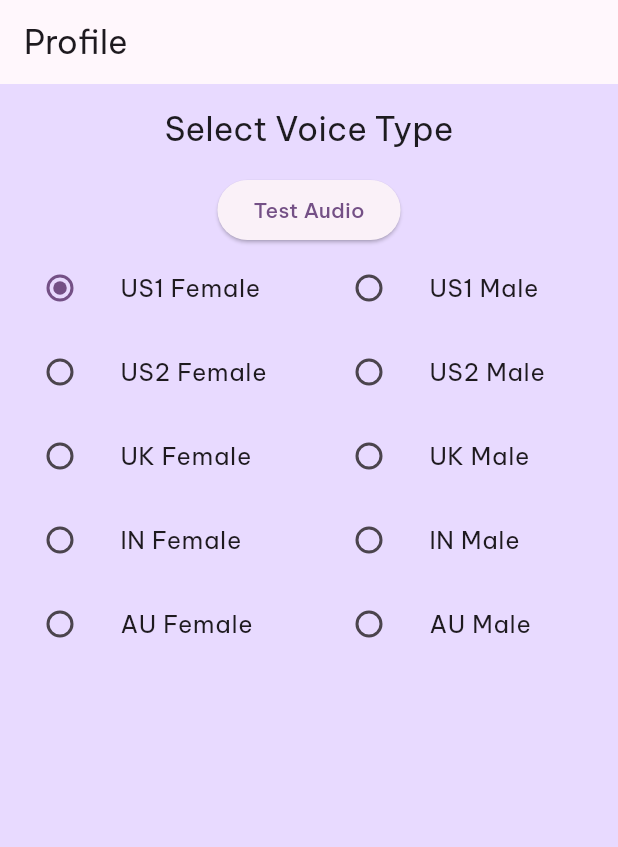
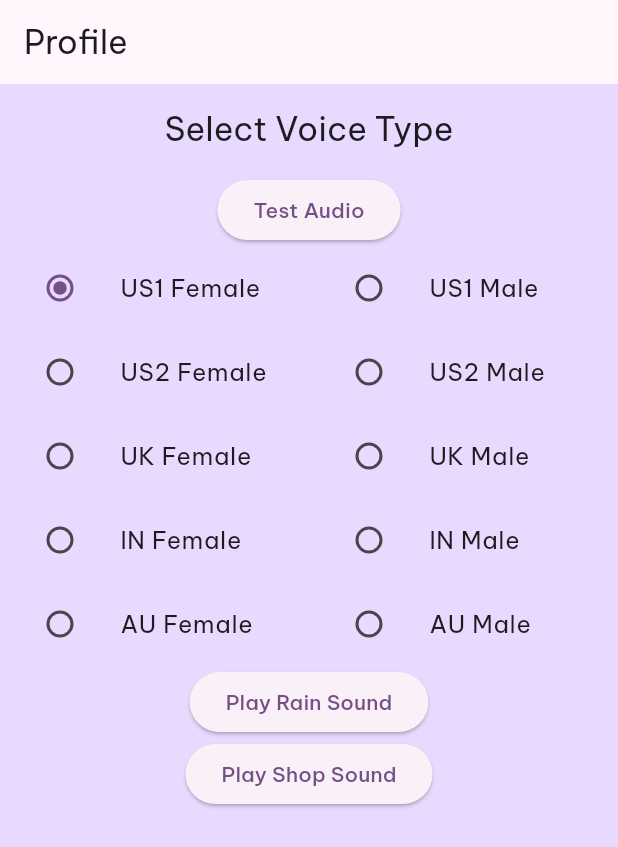
Before and after one commit to chateaumai/HearBat, a Flutter app: the ProfilePage screen opened directly, on a phone screen of 412 x 824 dp. Shown: the top 847 px of the screen. Run offline on Flutter 3.47's test engine with Material 3 defaults, Android fonts, the phone set to English and light mode, and no system bars; our stand-ins replace audioplayers, firebase_core, flutter_animate, google_fonts, googleapis_auth, shared_preferences; missing offline and left inert: googleapis; accounts and stored records are empty.

Commit message:
adding buttons for background noises

```diff
--- a/lib/pages/profile_page.dart
+++ b/lib/pages/profile_page.dart
@@ -1,5 +1,6 @@
 import 'package:flutter/material.dart';
 import 'package:shared_preferences/shared_preferences.dart';
+import 'package:audioplayers/audioplayers.dart';
 import '../utils/google_tts_util.dart';
 
 class ProfilePage extends StatefulWidget {
@@ -11,6 +12,9 @@ class ProfilePageState extends State<ProfilePage> {
   String? _voicePreference;
   final GoogleTTSUtil _googleTTSUtil = GoogleTTSUtil();
   bool isCaching = false;
+  AudioPlayer audioPlayer = AudioPlayer();
+  bool isPlayingRain = false;
+  bool isPlayingShop = false;
 
   List<String> voiceTypes = [
     "en-US-Studio-O", //US1 Female
@@ -43,6 +47,33 @@ class ProfilePageState extends State<ProfilePage> {
     super.initState();
     _loadVoicePreference();
     _cacheVoiceTypes();
+    audioPlayer.setReleaseMode(ReleaseMode.loop); // Set to loop
+  }
+
+  @override
+  void dispose() {
+    audioPlayer.stop(); // Ensure audio is stopped when the widget is disposed
+    super.dispose();
+  }
+
+  void toggleBackgroundSound(String soundPath) async {
+    if (audioPlayer.state == PlayerState.playing) {
+      await audioPlayer.stop();
+      if ((soundPath.contains("rain") && isPlayingRain) ||
+          (soundPath.contains("shop") && isPlayingShop)) {
+        setState(() {
+          isPlayingRain = false;
+          isPlayingShop = false;
+        });
+        return;
+      }
+    }
+
+    await audioPlayer.play(AssetSource(soundPath));
+    setState(() {
+      isPlayingRain = soundPath.contains("rain");
+      isPlayingShop = soundPath.contains("shop");
+    });
   }
 
   _loadVoicePreference() async {
@@ -176,6 +207,15 @@ class ProfilePageState extends State<ProfilePage> {
               ),
             ],
           ),
+          // New buttons for playing background sounds
+          ElevatedButton(
+            onPressed: () => toggleBackgroundSound("audio/background/rain.mp3"),
+            child: Text(isPlayingRain ? 'Stop Rain Sound' : 'Play Rain Sound'),
+          ),
+          ElevatedButton(
+            onPressed: () => toggleBackgroundSound("audio/background/shop.mp3"),
+            child: Text(isPlayingShop ? 'Stop Shop Sound' : 'Play Shop Sound'),
+          ),
         ],
       ),
     );
```
